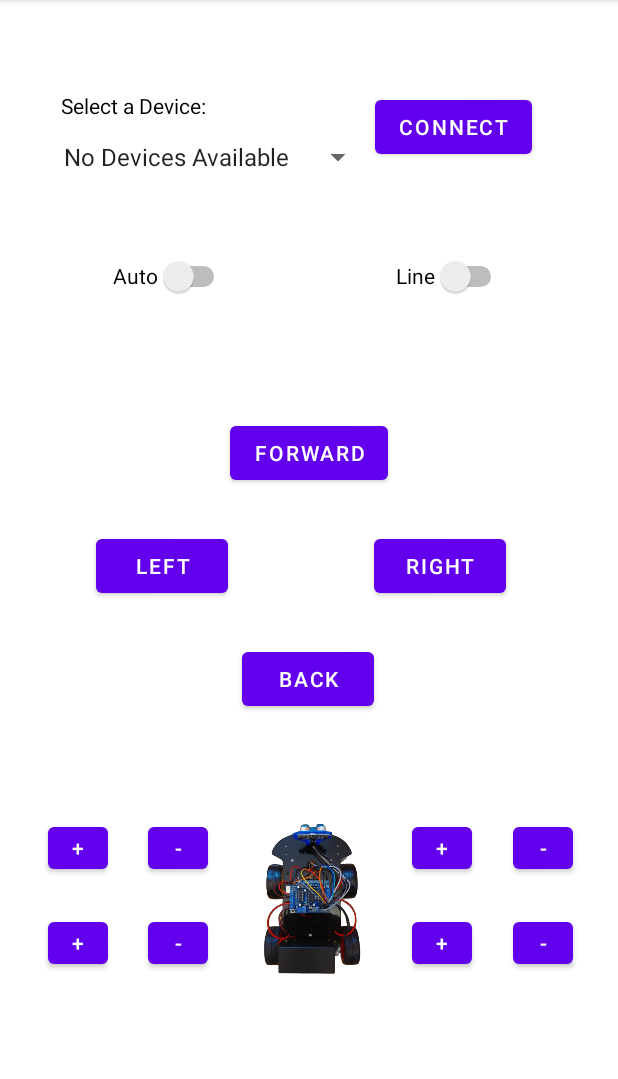
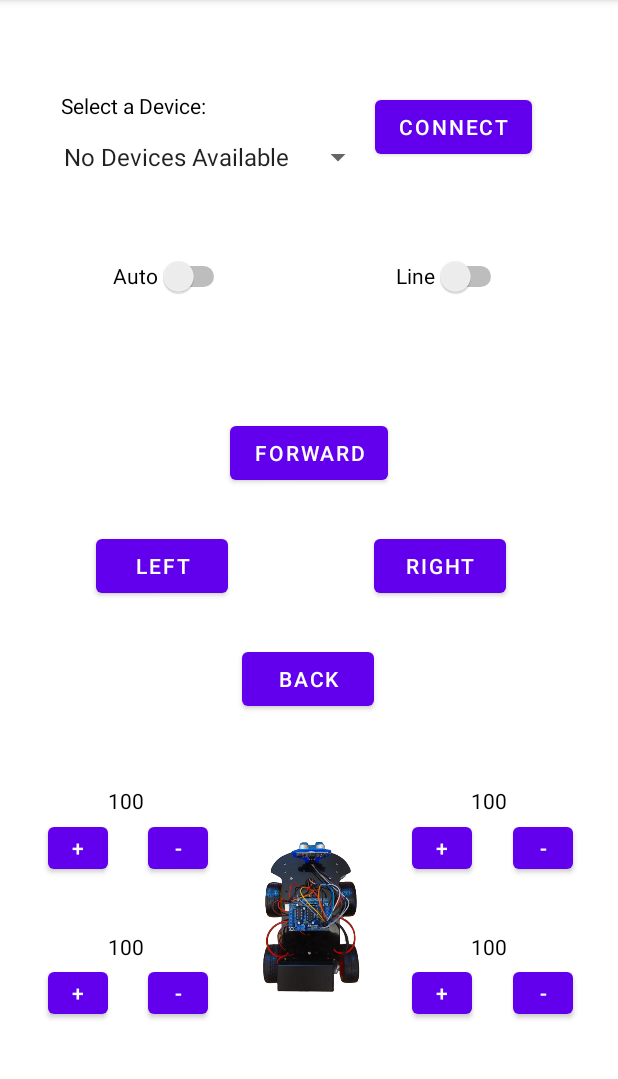
Before and after one commit to manouslinard/bluetooth-car, an Android app: the screen it shows after launch (MainActivity), on a phone screen of 412 x 824 dp, the part 84-1163 px from its top. Run offline under Robolectric (Android 15) with nearby library versions, the phone set to English and light mode, and no system bars.

Commit message:
set car velocities from app

```diff
--- a/app/app/src/main/java/gr/hua/dit/android/bluetoothcar/MainActivity.java
+++ b/app/app/src/main/java/gr/hua/dit/android/bluetoothcar/MainActivity.java
@@ -21,11 +21,17 @@ import android.widget.ArrayAdapter;
 import android.widget.Button;
 import android.widget.Spinner;
 import android.widget.Switch;
+import android.widget.TextView;
 import android.widget.Toast;
 import android.Manifest;
 
 
+import org.json.JSONException;
+import org.json.JSONObject;
+
+import java.io.BufferedReader;
 import java.io.IOException;
+import java.io.InputStreamReader;
 import java.io.OutputStream;
 import java.util.ArrayList;
 import java.util.HashMap;
@@ -57,6 +63,12 @@ public class MainActivity extends AppCompatActivity {
     private Button bottom_right_plus;
 
     private Button bottom_right_minus;
+
+    private TextView top_left_text_sp;
+    private TextView top_right_text_sp;
+    private TextView bottom_left_text_sp;
+    private TextView bottom_right_text_sp;
+
     private Switch autoSwitch;
     private Switch lineSwitch;
     private int REQUEST_ENABLE_BT = 1;
@@ -234,6 +246,10 @@ public class MainActivity extends AppCompatActivity {
 
     @SuppressLint("ClickableViewAccessibility")
     private void initSpeedButtons(){
+        top_left_text_sp = findViewById(R.id.top_left_text);
+        top_right_text_sp = findViewById(R.id.top_right_text);
+        bottom_left_text_sp = findViewById(R.id.bottom_left_text);
+        bottom_right_text_sp = findViewById(R.id.bottom_right_text);
         top_left_plus = findViewById(R.id.top_left_plus);
         top_left_minus = findViewById(R.id.top_left_minus);
         bottom_left_plus = findViewById(R.id.bottom_left_plus);
@@ -486,6 +502,7 @@ public class MainActivity extends AppCompatActivity {
             try {
                 outputStream = btSocket.getOutputStream();
                 startIdle();
+                BufferedReader bufferedReader = new BufferedReader(new InputStreamReader(btSocket.getInputStream()));
                 new Thread(() -> {
                     while (true) {
                         try {
@@ -495,7 +512,26 @@ public class MainActivity extends AppCompatActivity {
                         }
                         // Check if the connection is lost
                         try {
-                            btSocket.getInputStream().read(); // Throws IOException if connection is lost
+                            String receivedData = bufferedReader.readLine();
+                            try {
+                                JSONObject jsonObject = new JSONObject(receivedData);
+                                int motor1Speed = jsonObject.getInt("motor1_speed");
+                                int motor2Speed = jsonObject.getInt("motor2_speed");
+                                int motor3Speed = jsonObject.getInt("motor3_speed");
+                                int motor4Speed = jsonObject.getInt("motor4_speed");
+                                if (Integer.parseInt(top_left_text_sp.getText().toString()) != motor1Speed || Integer.parseInt(top_right_text_sp.getText().toString()) != motor4Speed || Integer.parseInt(bottom_right_text_sp.getText().toString()) != motor3Speed || Integer.parseInt(bottom_left_text_sp.getText().toString()) != motor2Speed) {
+                                    runOnUiThread(() -> {
+                                        // Toast.makeText(MainActivity.this, "Received: " + motor1Speed, Toast.LENGTH_SHORT).show();
+                                        top_left_text_sp.setText("" + motor1Speed);
+                                        top_right_text_sp.setText("" + motor4Speed);
+                                        bottom_right_text_sp.setText("" + motor3Speed);
+                                        bottom_left_text_sp.setText("" + motor2Speed);
+                                    });
+                                }
+                            } catch (JSONException e) {
+                                e.printStackTrace();
+                            }
+
                         } catch (IOException e) {
                             runOnUiThread(() -> {
                                 if (idle) { // if still idle & error in inputStream -> connection lost.
--- a/app/app/src/main/res/layout/activity_main.xml
+++ b/app/app/src/main/res/layout/activity_main.xml
@@ -43,7 +43,7 @@
         app:layout_constraintHorizontal_bias="0.919"
         app:layout_constraintStart_toStartOf="parent"
         app:layout_constraintTop_toTopOf="parent"
-        app:layout_constraintVertical_bias="0.836" />
+        app:layout_constraintVertical_bias="0.882" />
 
     <Button
         android:id="@+id/bottom_right_plus"
@@ -55,7 +55,7 @@
         app:layout_constraintHorizontal_bias="0.738"
         app:layout_constraintStart_toStartOf="parent"
         app:layout_constraintTop_toTopOf="parent"
-        app:layout_constraintVertical_bias="0.836" />
+        app:layout_constraintVertical_bias="0.882" />
 
     <Button
         android:id="@+id/bottom_left_minus"
@@ -68,7 +68,7 @@
         app:layout_constraintStart_toStartOf="parent"
         app:layout_constraintTop_toTopOf="parent"
 
-        app:layout_constraintVertical_bias="0.836" />
+        app:layout_constraintVertical_bias="0.882" />
 
     <Button
         android:id="@+id/bottom_left_plus"
@@ -81,7 +81,7 @@
         app:layout_constraintStart_toStartOf="parent"
         app:layout_constraintTop_toTopOf="parent"
 
-        app:layout_constraintVertical_bias="0.836" />
+        app:layout_constraintVertical_bias="0.882" />
 
     <Button
         android:id="@+id/top_left_plus"
@@ -205,6 +205,58 @@
         app:layout_constraintTop_toTopOf="parent"
         app:layout_constraintVertical_bias="0.081" />
 
+    <TextView
+        android:id="@+id/top_left_text"
+        android:layout_width="wrap_content"
+        android:layout_height="wrap_content"
+        android:text="100"
+        android:textColor="#000000"
+        app:layout_constraintBottom_toBottomOf="parent"
+        app:layout_constraintEnd_toEndOf="parent"
+        app:layout_constraintHorizontal_bias="0.186"
+        app:layout_constraintStart_toStartOf="parent"
+        app:layout_constraintTop_toTopOf="parent"
+        app:layout_constraintVertical_bias="0.7" />
+
+    <TextView
+        android:id="@+id/top_right_text"
+        android:layout_width="wrap_content"
+        android:layout_height="wrap_content"
+        android:text="100"
+        android:textColor="#000000"
+        app:layout_constraintBottom_toBottomOf="parent"
+        app:layout_constraintEnd_toEndOf="parent"
+        app:layout_constraintHorizontal_bias="0.81"
+        app:layout_constraintStart_toStartOf="parent"
+        app:layout_constraintTop_toTopOf="parent"
+        app:layout_constraintVertical_bias="0.7" />
+
+    <TextView
+        android:id="@+id/bottom_right_text"
+        android:layout_width="wrap_content"
+        android:layout_height="wrap_content"
+        android:text="100"
+        android:textColor="#000000"
+        app:layout_constraintBottom_toBottomOf="parent"
+        app:layout_constraintEnd_toEndOf="parent"
+        app:layout_constraintHorizontal_bias="0.81"
+        app:layout_constraintStart_toStartOf="parent"
+        app:layout_constraintTop_toTopOf="parent"
+        app:layout_constraintVertical_bias="0.83" />
+
+    <TextView
+        android:id="@+id/bottom_left_text"
+        android:layout_width="wrap_content"
+        android:layout_height="wrap_content"
+        android:text="100"
+        android:textColor="#000000"
+        app:layout_constraintBottom_toBottomOf="parent"
+        app:layout_constraintEnd_toEndOf="parent"
+        app:layout_constraintHorizontal_bias="0.186"
+        app:layout_constraintStart_toStartOf="parent"
+        app:layout_constraintTop_toTopOf="parent"
+        app:layout_constraintVertical_bias="0.83" />
+
     <Spinner
         android:id="@+id/bluet_list"
         android:layout_width="wrap_content"
@@ -225,9 +277,10 @@
         android:src="@drawable/robot"
         app:layout_constraintBottom_toBottomOf="parent"
         app:layout_constraintEnd_toEndOf="parent"
+        app:layout_constraintHorizontal_bias="0.498"
         app:layout_constraintStart_toStartOf="parent"
         app:layout_constraintTop_toTopOf="parent"
-        app:layout_constraintVertical_bias="0.849" />
+        app:layout_constraintVertical_bias="0.87" />
 
 
 </androidx.constraintlayout.widget.ConstraintLayout>
```
Also changed, not shown: 1 other file.
